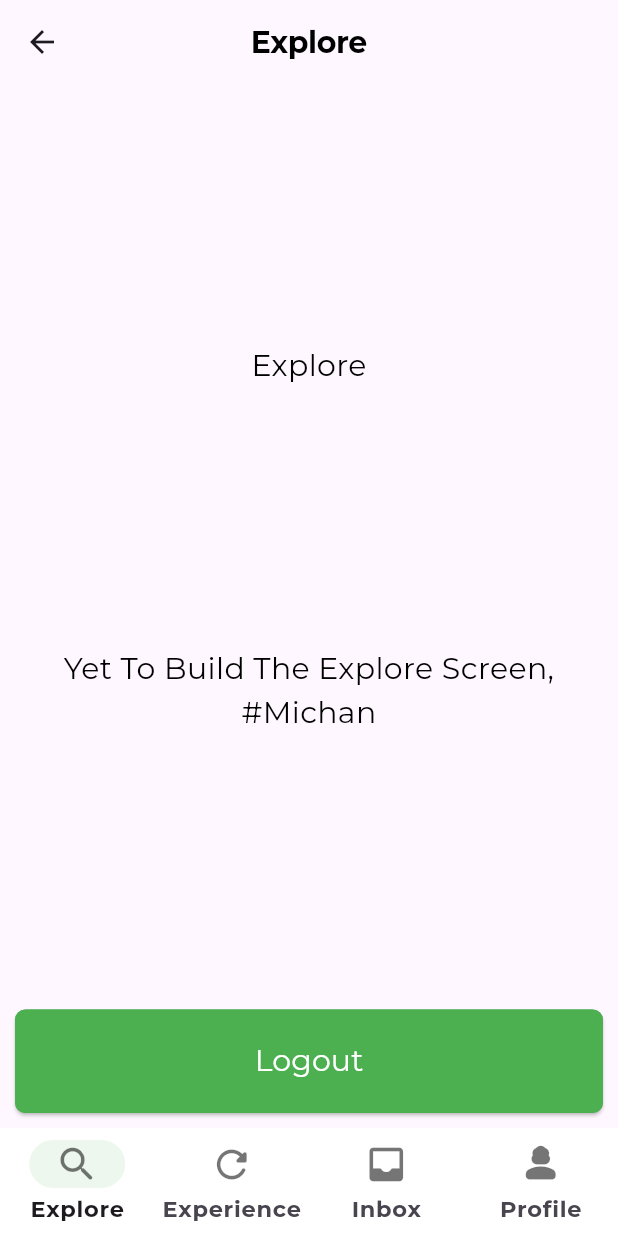
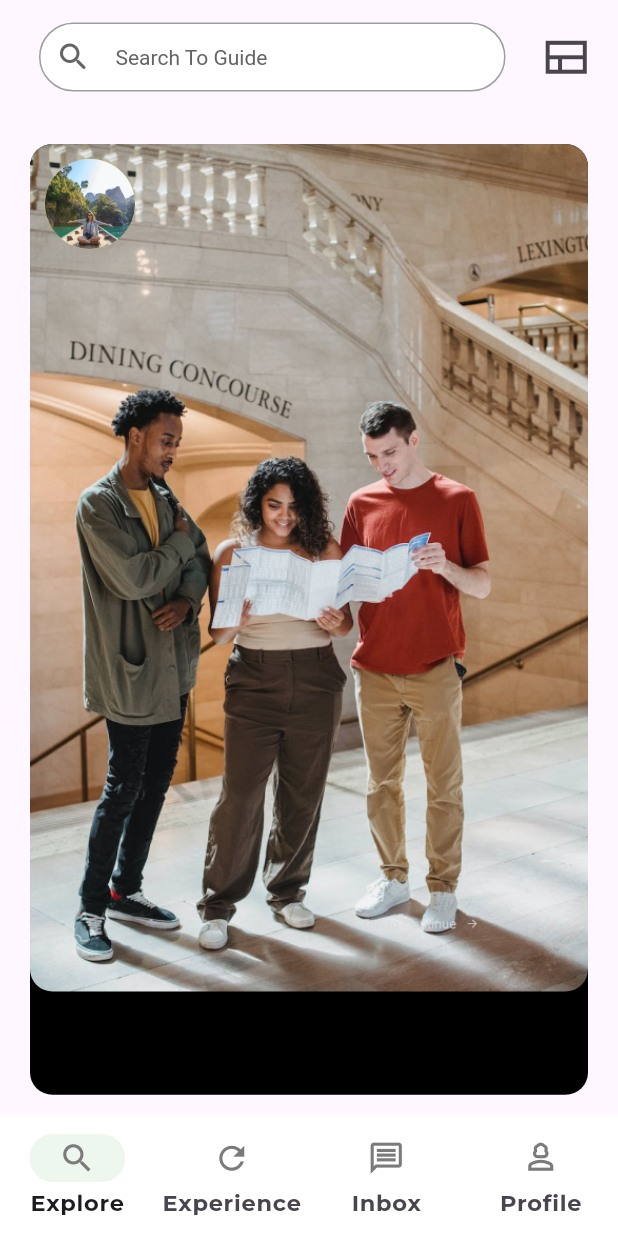
Before and after one commit to maagyei04/accompani, a Flutter app: the NavigationMenu screen opened directly, on a phone screen of 412 x 824 dp. Run offline on Flutter 3.47's test engine with Material 3 defaults, Android fonts, the phone set to English and light mode, and no system bars; our stand-ins replace cloud_firestore, firebase_auth, firebase_core, firebase_storage, flutter_otp_text_field, get and 4 more; missing offline and left inert: flutter_stepindicator, intl_phone_number_field; accounts and stored records are empty.

Commit message:
Homepage fixes

```diff
--- a/lib/navigation_menu.dart
+++ b/lib/navigation_menu.dart
@@ -19,23 +19,23 @@ class NavigationMenu extends StatelessWidget {
     final isDarkMode = brightness == Brightness.dark;
 
     final tBackgroundColor = isDarkMode ? tSecondaryColor : tWhiteColor;
-    final tIconColor = isDarkMode ? tWhiteColor : Colors.black54;
+    final tIconColor = isDarkMode ? tWhiteColor : const Color.fromARGB(255, 123, 123, 123);
 
     return Scaffold(
       bottomNavigationBar: Obx(
         () => NavigationBar(
           backgroundColor: tBackgroundColor,
           indicatorColor: tPrimaryColor.withOpacity(0.1),
-          height: 72.0,
-          elevation: 8,
+          height: 80.0,
+          elevation: 1,
           selectedIndex: controller.selectedIndex.value,
           onDestinationSelected: (index) => controller.selectedIndex.value = index,
           destinations:
           [
-            NavigationDestination(icon: Icon(Icons.search_rounded, color:tIconColor, size: 30.0,), label: 'Explore',),
-            NavigationDestination(icon: Icon(Icons.refresh_rounded, color: tIconColor, size: 30.0), label: 'Experience'),
-            NavigationDestination(icon: Icon(Icons.inbox_rounded, color: tIconColor, size: 30.0), label: 'Inbox'),
-            NavigationDestination(icon: Icon(Icons.person_3_rounded, color: tIconColor, size: 30.0), label: 'Profile'),
+            NavigationDestination(icon: Icon(Icons.search_outlined, color:tIconColor, size: 25.0,), label: 'Explore',),
+            NavigationDestination(icon: Icon(Icons.refresh_outlined, color: tIconColor, size: 25.0), label: 'Experience'),
+            NavigationDestination(icon: Icon(Icons.message_outlined, color: tIconColor, size: 25.0), label: 'Inbox'),
+            NavigationDestination(icon: Icon(Icons.person_3_outlined, color: tIconColor, size: 25.0), label: 'Profile'),
           ]
 
         ),
--- /dev/null
+++ b/lib/src/common_widgets/appbar/appbar.dart
@@ -0,0 +1,37 @@
+import 'package:accompani/src/constants/sizes.dart';
+import 'package:flutter/material.dart';
+
+class TAppBar extends StatelessWidget implements PreferredSizeWidget {
+  const TAppBar({
+    super.key,
+    this.title,
+    this.actions,
+    this.leadingIcon,
+    this.showBackArrow = false,
+    this.leadingOnPressed,
+    this.image,
+  });
+
+    final Widget? title;
+    final NetworkImage? image;
+    final bool showBackArrow;
+    final IconData? leadingIcon;
+    final List<Widget>? actions;
+    final VoidCallback? leadingOnPressed;
+
+  @override
+  Widget build(BuildContext context) {
+    return Padding(
+    padding: const EdgeInsets.all(tDefaultSize - 20),
+    child: AppBar(
+      automaticallyImplyLeading: false,
+      title: title,
+      actions: actions,
+    )
+    );
+  }
+
+  @override
+  // TODO: implement preferredSize
+  Size get preferredSize => const Size.fromHeight(kToolbarHeight);
+}
--- /dev/null
+++ b/lib/src/common_widgets/searchbar/search_bar.dart
@@ -0,0 +1,44 @@
+import 'package:accompani/src/constants/colors.dart';
+import 'package:accompani/src/constants/sizes.dart';
+import 'package:flutter/material.dart';
+
+class TSearchContainer extends StatelessWidget {
+  const TSearchContainer({
+    super.key,
+    required this.width,
+    required this.text,
+    this.icon = Icons.search_rounded,
+    this.showBorder,
+    this.showbackground,
+    this.onTap,
+  });
+
+  final double width;
+  final String text;
+  final IconData? icon;
+  final bool? showbackground, showBorder;
+  final VoidCallback? onTap;
+
+  @override
+  Widget build(BuildContext context) {
+    return GestureDetector(
+      onTap: onTap,
+      child: Container(
+        width: width,
+        padding: const EdgeInsets.all(10),
+        decoration: BoxDecoration(
+          color: tWhiteColor,
+          borderRadius: BorderRadius.circular(40),
+          border: Border.all(color: Colors.grey),
+        ),
+        child: Row(
+          children: [
+            Icon(icon, color: const Color.fromARGB(255, 100, 100, 100)),
+            const SizedBox(width: 16.0,),
+            Text(text, style: const TextStyle(color: Color.fromARGB(255, 100, 100, 100)),)
+          ],
+        ),
+      ),
+    );
+  }
+}
--- a/lib/src/features/auth/controllers/video_controller.dart
+++ b/lib/src/features/auth/controllers/video_controller.dart
@@ -21,6 +21,10 @@ class VideoController extends GetxController {
       });
   }
 
+  void stopVideo() {
+    _videoPlayerController.dispose();
+  }
+
   @override
   void onClose() {
     _videoPlayerController.dispose();
--- a/lib/src/features/auth/screens/profile_process/completed/profile_completed.dart
+++ b/lib/src/features/auth/screens/profile_process/completed/profile_completed.dart
@@ -36,7 +36,7 @@ class ProfileCompleteScreen extends StatelessWidget {
                       Expanded(
                         child: ElevatedButton(
                           onPressed: (){
-                            Get.to(() => const SurveyScreen());
+                            Get.offAll(() => const SurveyScreen());
                           },
                           child: const Text(tGetStarted)
                         ),
--- a/lib/src/features/core/screens/Explore/explore_screen.dart
+++ b/lib/src/features/core/screens/Explore/explore_screen.dart
@@ -1,3 +1,6 @@
+import 'package:accompani/src/constants/colors.dart';
+import 'package:accompani/src/constants/image_strings.dart';
+import 'package:accompani/src/features/core/screens/Explore/widgets/explore_appbar.dart';
 import 'package:accompani/src/repository/auth_repo/authentication_repository.dart';
 import 'package:flutter/material.dart';
 
@@ -6,32 +9,44 @@ class ExploreScreen extends StatelessWidget {
 
   @override
   Widget build(BuildContext context) {
+    var mediaQuery = MediaQuery.of(context);
+    var widthSize = mediaQuery.size.width;
+    var heightSize = mediaQuery.size.height;
+
     return Scaffold(
-      appBar: AppBar(
-        centerTitle: true,
-        title: Text("Explore", style: Theme.of(context).textTheme.displayLarge),
-        backgroundColor: Colors.transparent,
-        elevation: 0,
-      ),
-      body: Column(
-        mainAxisAlignment: MainAxisAlignment.spaceEvenly,
-        crossAxisAlignment: CrossAxisAlignment.center,
-        children: [
-          Text("Explore", style: Theme.of(context).textTheme.bodyMedium,),
-          Center(child: Text("Yet To Build The Explore Screen, #Michan", textAlign: TextAlign.center, style: Theme.of(context).textTheme.bodyMedium,), ),
-        ],
-      ),
-      bottomNavigationBar: Padding(
-        padding: const EdgeInsets.all(10.0),
-        child: SizedBox(
-              width: double.infinity,
-              child: ElevatedButton(
-                onPressed: () {
-                  AuthenticationRepository.instance.logout();
-                },
-                child: const Text("Logout"),
-              ),
-            ),
+      body: SingleChildScrollView(
+        child: Column(
+          children: [
+            const ExploreAppBar(),
+                Container(
+                  decoration: BoxDecoration(
+                    color: tDarkColor,
+                    borderRadius: BorderRadius.circular(15),
+                  ),
+                  width: widthSize,
+                  height: heightSize /1.3,
+                  margin: const EdgeInsets.all(20),
+                  child:  Stack(
+                    children : [
+                      ClipRRect(
+                        borderRadius: BorderRadius.circular(15),
+                        child: const Image(image: AssetImage(tWelcomeImage2), fit: BoxFit.cover,),
+                      ),
+                      const Positioned(
+                        top: 10,
+                        left: 10,
+                        child: CircleAvatar(
+                          radius: 30,
+                          backgroundColor: Colors.yellow,
+                          backgroundImage: AssetImage(tWelcomeImage),
+                        )
+                      ),
+
+                    ]
+                  ),
+                ),
+          ],
+        ),
       ),
     );
   }
--- /dev/null
+++ b/lib/src/features/core/screens/Explore/widgets/explore_appbar.dart
@@ -0,0 +1,20 @@
+import 'package:accompani/src/common_widgets/appbar/appbar.dart';
+import 'package:accompani/src/common_widgets/searchbar/search_bar.dart';
+import 'package:flutter/material.dart';
+
+class ExploreAppBar extends StatelessWidget {
+  const ExploreAppBar({super.key});
+
+  @override
+  Widget build(BuildContext context) {
+    return TAppBar(
+      title: const TSearchContainer(
+        width: double.infinity,
+        text: 'Search To Guide',
+      ),
+      actions: [
+        IconButton(onPressed: () {}, icon: const Icon(Icons.view_comfortable_outlined, size: 33,)),
+      ],
+    );
+  }
+}
--- a/lib/src/repository/auth_repo/authentication_repository.dart
+++ b/lib/src/repository/auth_repo/authentication_repository.dart
@@ -33,7 +33,7 @@ class AuthenticationRepository extends GetxController {
 
   String get getUserPhone => user?.phoneNumber ?? '';
 
- DateTime? get getUserDateJoined => user?.metadata.creationTime;
+  DateTime? get getUserDateJoined => user?.metadata.creationTime;
 
   setInitialScreen(User? user) {
     user == null ? Get.offAll(() => const WelcomeScreen())
--- a/lib/src/repository/user_repository/user_repository.dart
+++ b/lib/src/repository/user_repository/user_repository.dart
@@ -175,7 +175,7 @@ class UserRepository extends GetxController {
     } catch (e) {
        Get.snackbar(
         "Error",
-        "Something went wrong. Image Upload Fail. Try Again",
+        "Something went wrong. Image Upload Fail. Try Again, $e",
         snackPosition: SnackPosition.TOP,
         backgroundColor: Colors.redAccent.withOpacity(0.3),
         colorText: Colors.red,
@@ -202,7 +202,7 @@ class UserRepository extends GetxController {
     } catch (e) {
       Get.snackbar(
         "Error",
-        "Something went wrong. Image Upload Fail. Try Again",
+        "Something went wrong. Image Upload Fail. Try Again, $e",
         snackPosition: SnackPosition.TOP,
         backgroundColor: Colors.redAccent.withOpacity(0.3),
         colorText: Colors.red,
@@ -229,7 +229,7 @@ class UserRepository extends GetxController {
     } catch (e) {
       Get.snackbar(
         "Error",
-        "Something went wrong. Image Upload Fail. Try Again",
+        "Something went wrong. Image Upload Fail. Try Again, $e",
         snackPosition: SnackPosition.TOP,
         backgroundColor: Colors.redAccent.withOpacity(0.3),
         colorText: Colors.red,
--- a/lib/src/utils/theme/widget_themes/text_theme.dart
+++ b/lib/src/utils/theme/widget_themes/text_theme.dart
@@ -65,6 +65,11 @@ class TTextTheme {
         fontSize: 15,
         fontWeight: FontWeight.bold,
       ),
+      labelSmall: GoogleFonts.montserrat(
+        color: Colors.white,
+        fontSize: 19,
+        fontWeight: FontWeight.bold,
+      ),
 
     );
   static TextTheme darkTextTheme = TextTheme(
@@ -128,5 +133,10 @@ class TTextTheme {
         fontSize: 15,
         fontWeight: FontWeight.bold,
       ),
+      labelSmall: GoogleFonts.montserrat(
+        color: Colors.white,
+        fontSize: 19,
+        fontWeight: FontWeight.bold,
+      ),
     );
 }
```
Also changed, not shown: lib/src/features/auth/controllers/image_picker_controller.dart (+13 -4 lines), lib/src/features/auth/controllers/image_picker_controller_2.dart (+15 -7 lines), lib/src/features/auth/controllers/image_picker_controller_3.dart (+14 -6 lines), lib/src/features/auth/screens/survey/survey.dart (+15 -11 lines), lib/src/features/auth/screens/welcome/welcome_screen.dart (+4 -3 lines), lib/src/features/core/screens/Profile/profile_screen.dart (+13 -0 lines).
